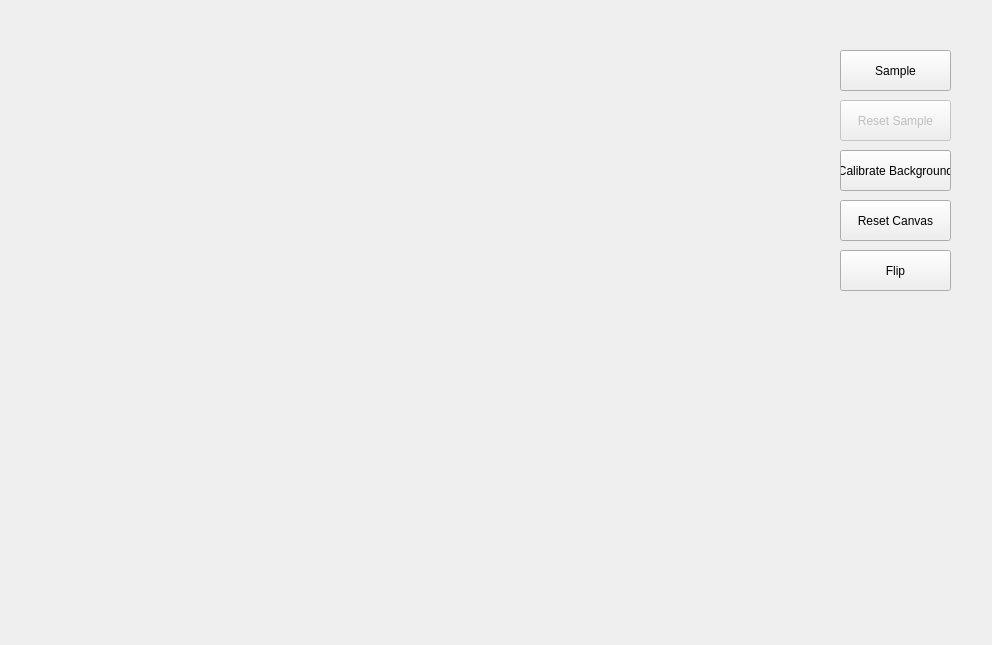
This is src/FingerDrawing/ui/mainwindow.ui in eladeliav/FingerDrawing as Qt 5 draws it before an edit. The edited form follows.
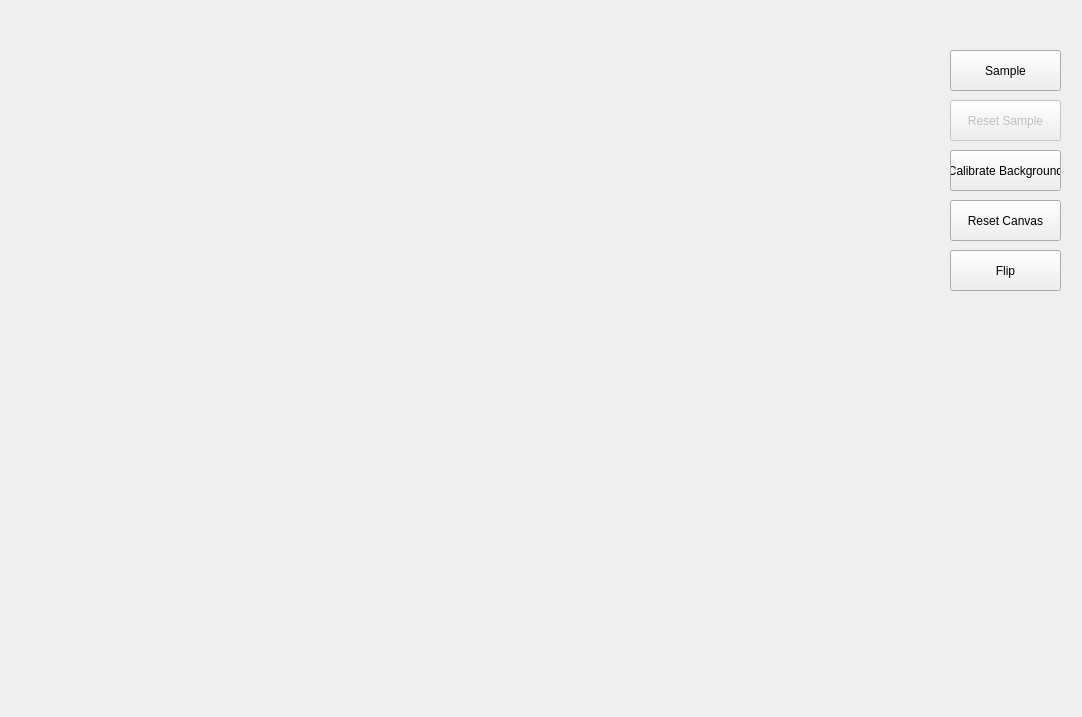
This is the edited form.

Commit message: Scalled label better

Patch:
```diff
--- a/src/FingerDrawing/ui/mainwindow.ui
+++ b/src/FingerDrawing/ui/mainwindow.ui
@@ -6,8 +6,8 @@
    <rect>
     <x>0</x>
     <y>0</y>
-    <width>992</width>
-    <height>645</height>
+    <width>1082</width>
+    <height>717</height>
    </rect>
   </property>
   <property name="windowTitle">
@@ -19,8 +19,8 @@
      <rect>
       <x>0</x>
       <y>0</y>
-      <width>781</width>
-      <height>581</height>
+      <width>941</width>
+      <height>661</height>
      </rect>
     </property>
     <property name="text">
@@ -30,7 +30,7 @@
    <widget class="QPushButton" name="sample_btn">
     <property name="geometry">
      <rect>
-      <x>840</x>
+      <x>950</x>
       <y>50</y>
       <width>111</width>
       <height>41</height>
@@ -46,7 +46,7 @@
     </property>
     <property name="geometry">
      <rect>
-      <x>840</x>
+      <x>950</x>
       <y>100</y>
       <width>111</width>
       <height>41</height>
@@ -59,7 +59,7 @@
    <widget class="QPushButton" name="calibrate_bg_btn">
     <property name="geometry">
      <rect>
-      <x>840</x>
+      <x>950</x>
       <y>150</y>
       <width>111</width>
       <height>41</height>
@@ -72,7 +72,7 @@
    <widget class="QPushButton" name="reset_canvas_btn">
     <property name="geometry">
      <rect>
-      <x>840</x>
+      <x>950</x>
       <y>200</y>
       <width>111</width>
       <height>41</height>
@@ -85,7 +85,7 @@
    <widget class="QPushButton" name="flip_btn">
     <property name="geometry">
      <rect>
-      <x>840</x>
+      <x>950</x>
       <y>250</y>
       <width>111</width>
       <height>41</height>
```
The commit also changes 2 other files.
